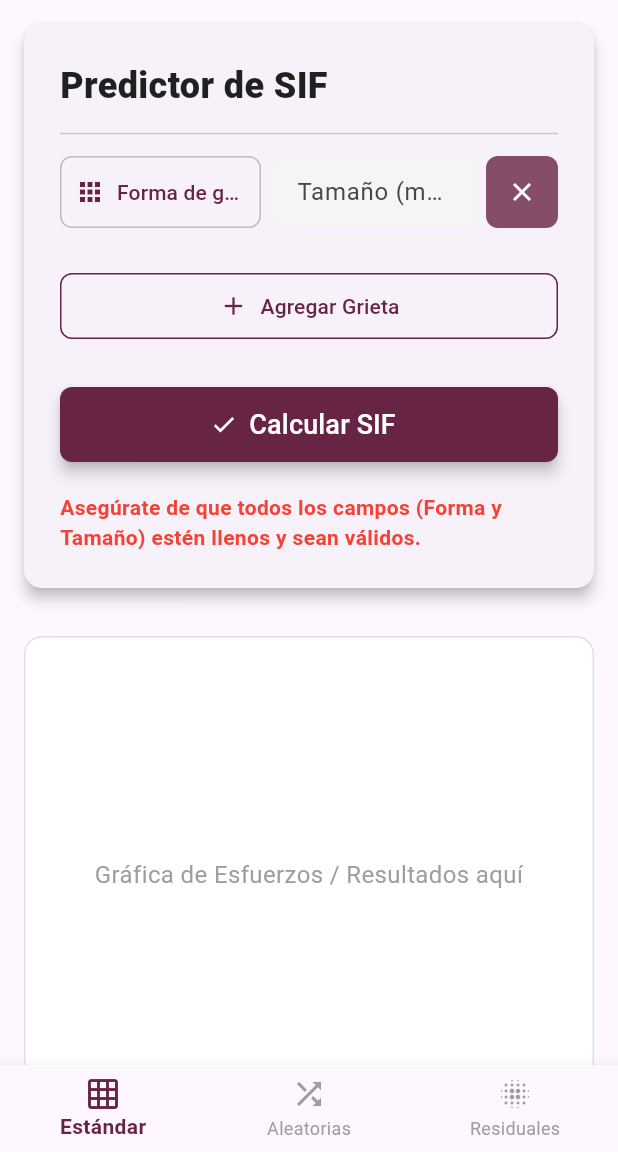
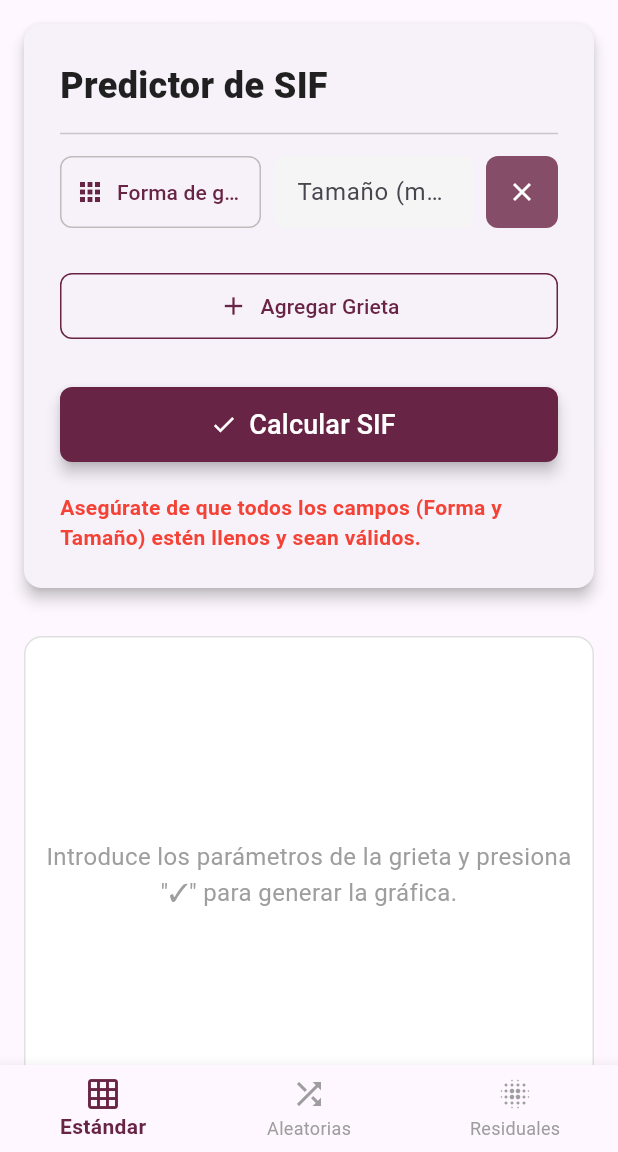
Before and after one commit to RubenTorresNava/integradoramovil, a Flutter app: the HomeScreen screen opened by its route, after a tap on "Calcular SIF", on a phone screen of 412 x 824 dp, the part 84-1236 px from its top. Run offline on Flutter 3.47's test engine with Material 3 defaults, Android fonts, the phone set to English and light mode, and no system bars; our stand-ins replace fl_chart, flutter_secure_storage; accounts and stored records are empty.

Commit message:
feat: agregar gráfico de resultados SIF y optimizar la visualización de datos

```diff
--- a/lib/screens/home_screen.dart
+++ b/lib/screens/home_screen.dart
@@ -2,13 +2,14 @@ import 'package:flutter/material.dart';
 import '../widgets/custom_drawer.dart';
 import '../widgets/predictor_input_panel.dart';
 import '../widgets/home_bottom_nav.dart';
+import '../widgets/sif_result_chart.dart';
 
 class HomeScreen extends StatelessWidget {
   const HomeScreen({super.key});
 
   static const Color primaryColor = Color.fromRGBO(104, 36, 68, 1);
 
-  // Widget del área de la gráfica (contenedor gris)
+// Widget del área de la gráfica (contenedor gris)
   Widget _buildGraphArea() {
     return Container(
       margin: const EdgeInsets.all(16.0),
@@ -18,14 +19,10 @@ class HomeScreen extends StatelessWidget {
           border: Border.all(color: Colors.grey.shade300)
       ),
       alignment: Alignment.center,
-      child: const Text(
-        'Gráfica de Esfuerzos / Resultados aquí',
-        textAlign: TextAlign.center,
-        style: TextStyle(color: Colors.grey, fontSize: 16),
-      ),
+      // ** CAMBIO CLAVE: Usamos el widget de la gráfica **
+      child: const SifResultChart(),
     );
   }
-
   // Widget de la barra de navegación inferior
   Widget _buildBottomNavigation() {
     return const HomeBottomNav(primaryColor: primaryColor);
--- a/lib/viewmodels/sif_predictor_viewmodel.dart
+++ b/lib/viewmodels/sif_predictor_viewmodel.dart
@@ -1,9 +1,11 @@
 import 'package:flutter/material.dart';
 import 'dart:convert';
 import 'package:http/http.dart' as http;
-import 'package:provider/provider.dart'; // <-- 1. Importar Provider
-import '../providers/auth_provider.dart'; // <-- 2. Importar AuthProvider
-import '../config/api_config.dart'; // Importar la configuración
+import 'package:provider/provider.dart';
+import '../providers/auth_provider.dart';
+import '../config/api_config.dart';
+
+// --- MODELOS DE DATOS ---
 
 class CrackInput {
   String id = UniqueKey().toString();
@@ -21,13 +23,13 @@ class SifPredictorViewModel extends ChangeNotifier {
 
   final AuthProvider _authProvider;
 
-  // --- 5. CONSTRUCTOR MODIFICADO ---
-  // Ahora "recibe" el AuthProvider que 'main.dart' le inyecta
+  // --- CONSTRUCTOR MODIFICADO ---
   SifPredictorViewModel({required AuthProvider authProvider})
       : _authProvider = authProvider;
 
   // --- ESTADO ---
   final List<CrackInput> _crackInputs = [CrackInput()];
+  List<List<double>> _sifCurveData = []; // NUEVO: Datos para dibujar la curva [Tamaño, SIF]
 
   double? _sifResult;
   bool _isLoading = false;
@@ -36,6 +38,7 @@ class SifPredictorViewModel extends ChangeNotifier {
 
   // --- GETTERS ---
   List<CrackInput> get crackInputs => _crackInputs;
+  List<List<double>> get sifCurveData => _sifCurveData; // Getter de la curva
   double? get sifResult => _sifResult;
   bool get isLoading => _isLoading;
   String? get errorMessage => _errorMessage;
@@ -74,6 +77,7 @@ class SifPredictorViewModel extends ChangeNotifier {
   void clearInput() {
     _crackInputs.clear();
     _crackInputs.add(CrackInput());
+    _sifCurveData = []; // Limpiar la curva
     _sifResult = null;
     _errorMessage = null;
     notifyListeners();
@@ -82,7 +86,7 @@ class SifPredictorViewModel extends ChangeNotifier {
   // --- LÓGICA DE CONEXIÓN A LA API ---
 
   Future<void> calculateSIF() async {
-    // Validaciones
+    // 1. Validaciones
     if (_crackInputs.any((input) => input.size == null || input.size! <= 0 || input.shape == null)) {
       _errorMessage = 'Asegúrate de que todos los campos (Forma y Tamaño) estén llenos y sean válidos.';
       _sifResult = null;
@@ -90,76 +94,71 @@ class SifPredictorViewModel extends ChangeNotifier {
       return;
     }
 
-    // --- 6. Obtener el token ANTES de empezar ---
     final token = _authProvider.token;
     if (token == null) {
-      _errorMessage =
-          'Error de autenticación. Por favor, inicia sesión de nuevo.';
+      _errorMessage = 'Error de autenticación. Por favor, inicia sesión de nuevo.';
       notifyListeners();
-      // (El Consumer en main.dart probablemente ya te habría redirigido)
       return;
     }
 
     _isLoading = true;
     _errorMessage = null;
     _sifResult = null;
-    notifyListeners();
+    _sifCurveData = []; // Limpiar antes de la petición
 
-    // Limpiar resultados anteriores en la lista
     for (var input in _crackInputs) {
       input.result = null;
     }
     notifyListeners();
 
     try {
-      // Preparar los datos
-      final features = _crackInputs.map((input) => input.size).toList();
-      final body = jsonEncode({'features': features});
-      final url = Uri.parse(_predUrl);
+      // 2. Preparar los datos
+      final primaryInput = _crackInputs.first;
 
-      // Petición HTTP POST
+      final Map<String, dynamic> requestBody = {
+        'features': _crackInputs.map((input) => input.size).toList(),
+        'crack_shape': primaryInput.shape,
+        'generate_curve': true,
+      };
+
+      // Petición HTTP POST a la API de Predicción (que devuelve la curva y los puntos)
       final response = await http.post(
-        url,
+        Uri.parse(_predUrl),
         headers: {'Content-Type': 'application/json'},
-        body: body,
+        body: jsonEncode(requestBody),
       ).timeout(const Duration(seconds: 10));
 
       // 4. Procesar la Respuesta
       if (response.statusCode == 200) {
         final data = jsonDecode(response.body);
         final List<dynamic> predictions = data['predictions'];
-        final List<double> sifValues = []; // Guardamos los valores numéricos
+        final List<dynamic> curveData = data['curve_points'] ?? [];
 
-        // Asignar resultados individuales
+        final List<double> sifValues = [];
+
+        // A. Asignar resultados individuales (Puntos)
         for (int i = 0; i < predictions.length; i++) {
           if (i < _crackInputs.length) {
-            // Se asume que predictions[i] contiene el valor numérico
             final double sifValue = (predictions[i][0] as num).toDouble();
-
-            // Almacenar el resultado formateado con ' MPa' en el input individual
             _crackInputs[i].result = '${sifValue.toStringAsFixed(2)} MPa';
-
             sifValues.add(sifValue);
-
           }
         }
 
-        _errorMessage = null;
-        notifyListeners();
+        // B. Almacenar los datos de la curva (Línea)
+        if (curveData.isNotEmpty) {
+          _sifCurveData = curveData.map((point) =>
+          [ (point[0] as num).toDouble(), (point[1] as num).toDouble() ]
+          ).toList();
+        }
 
-        // --- PASO 3: LLAMADA A LA API DE FASTAPI (:8000) ---
+        // --- LLAMADA A LA API DE FASTAPI para guardar los datos ---
         print("LOG API-FASTAPI: Guardando ${sifValues.length} resultados...");
 
-        // TODO: Estos IDs (1 y 1) son fijos.
-        // Deberías tener una lógica para que el usuario seleccione
-        // el 'modelo' y 'geometria' y obtener sus IDs reales.
         const int modeloId = 1;
         const int geometriaId = 1;
 
-        // --- ¡AQUÍ ESTÁ LA CORRECCIÓN! ---
-        // Usamos List.generate para iterar de forma segura con un índice
         final calculoBody = jsonEncode(List.generate(sifValues.length, (index) {
-          // Obtenemos los valores de cada lista usando el mismo índice
           final double sifValor = sifValues[index];
           final double? entradaGrieta = _crackInputs[index].size;
 
@@ -170,9 +169,7 @@ class SifPredictorViewModel extends ChangeNotifier {
             'valor_salida_esfuerzo': sifValor,
             'plataforma': "movil"
           };
-        }) // .toList() no es necesario, List.generate ya devuelve una lista
-            );
-        // --- FIN DE LA CORRECCIÓN ---
+        }));
 
         final fastApiUrl = Uri.parse('$_apiUrl/calculos/batch');
         final responseFastAPI = await http
@@ -180,29 +177,27 @@ class SifPredictorViewModel extends ChangeNotifier {
           fastApiUrl,
           headers: {
             'Content-Type': 'application/json',
-                'Authorization': 'Bearer $token' // ¡Usamos el token!
+            'Authorization': 'Bearer $token'
           },
           body: calculoBody,
         )
             .timeout(const Duration(seconds: 10));
 
         if (responseFastAPI.statusCode == 201) {
-          // ¡Guardado con éxito!
           print("LOG API-FASTAPI: Lote de cálculos guardado exitosamente.");
         } else if (responseFastAPI.statusCode == 401) {
-          // Token expirado
-          _errorMessage =
-              "Tu sesión ha expirado. Por favor, inicia sesión de nuevo.";
-          _authProvider.logout(); // Limpiamos la sesión
+          _errorMessage = "Tu sesión ha expirado. Por favor, inicia sesión de nuevo.";
+          _authProvider.logout();
         } else {
-          // Otro error de guardado
           print("LOG API-FASTAPI: Error al guardar ${responseFastAPI.body}");
-          _errorMessage =
-              "No se pudieron guardar los resultados (Código ${responseFastAPI.statusCode})";
+          _errorMessage = "No se pudieron guardar los resultados (Código ${responseFastAPI.statusCode})";
         }
 
+        _errorMessage = null;
+        notifyListeners();
+
       } else {
-        // Manejar errores del servidor
+        // Manejar errores de la API de Predicción
         try {
           final errorData = jsonDecode(response.body);
           _errorMessage = errorData['error'] ?? errorData['message'] ?? 'Error del servidor: ${response.statusCode}';
--- /dev/null
+++ b/lib/widgets/sif_result_chart.dart
@@ -0,0 +1,133 @@
+// lib/widgets/sif_result_chart.dart
+
+import 'package:flutter/material.dart';
+import 'package:fl_chart/fl_chart.dart';
+import 'package:provider/provider.dart';
+import '../viewmodels/sif_predictor_viewmodel.dart';
+
+class SifResultChart extends StatelessWidget {
+  const SifResultChart({Key? key}) : super(key: key);
+
+  static const Color primaryColor = Color.fromRGBO(104, 36, 68, 1);
+
+  double? _safeParseResult(String? resultString) {
+    if (resultString == null) return null;
+    final cleanedString = resultString.replaceAll(' MPa', '').trim();
+    return double.tryParse(cleanedString);
+  }
+
+  @override
+  Widget build(BuildContext context) {
+    return Consumer<SifPredictorViewModel>(
+      builder: (context, viewModel, child) {
+
+        // 1. Obtener los datos de PUNTOS INDIVIDUALES (cálculos introducidos por el usuario)
+        final List<FlSpot> individualSpots = viewModel.crackInputs
+            .where((input) => input.size != null && input.result != null)
+            .map((input) {
+          final double? yValue = _safeParseResult(input.result);
+          return (yValue != null && input.size != null) ? FlSpot(input.size!, yValue) : null;
+        }).whereType<FlSpot>().toList();
+
+        // 2. Obtener los datos de la CURVA
+        final List<FlSpot> curveSpots = viewModel.sifCurveData.map((point) {
+          // point[0] es X (Tamaño), point[1] es Y (SIF)
+          return FlSpot(point[0], point[1]);
+        }).toList();
+
+        final bool hasData = curveSpots.isNotEmpty || individualSpots.isNotEmpty;
+
+        if (!hasData) {
+          return const Center(
+            child: Text(
+              'Introduce los parámetros de la grieta y presiona "✓" para generar la gráfica.',
+              textAlign: TextAlign.center,
+              style: TextStyle(color: Colors.grey, fontSize: 16),
+            ),
+          );
+        }
+
+        // 3. Determinar límites (Basado en la curva Y los puntos)
+        double maxX = 0;
+        double maxY = 0;
+
+        final allX = [...curveSpots.map((s) => s.x), ...individualSpots.map((s) => s.x)];
+        final allY = [...curveSpots.map((s) => s.y), ...individualSpots.map((s) => s.y)];
+
+        if (allX.isNotEmpty) {
+          maxX = allX.reduce((a, b) => a > b ? a : b) * 1.1;
+          maxY = allY.reduce((a, b) => a > b ? a : b) * 1.1;
+        }
+
+        // 4. Configuración de la Gráfica
+        return Padding(
+          padding: const EdgeInsets.only(top: 24, right: 16, bottom: 8, left: 8),
+          child: LineChart(
+            LineChartData(
+              minX: 0,
+              maxX: maxX > 10 ? maxX : 10,
+              minY: 0,
+              maxY: maxY > 100 ? maxY : 100,
+
+              titlesData: FlTitlesData(
+                show: true,
+                leftTitles: AxisTitles(
+                  axisNameWidget: const Text('SIF (MPa)', style: TextStyle(fontWeight: FontWeight.bold, fontSize: 12)),
+                  sideTitles: SideTitles(showTitles: true, reservedSize: 40),
+                ),
+                bottomTitles: AxisTitles(
+                  axisNameWidget: const Text('Tamaño de Grieta (mm)', style: TextStyle(fontWeight: FontWeight.bold, fontSize: 12)),
+                  sideTitles: SideTitles(showTitles: true, reservedSize: 30),
+                ),
+                topTitles: AxisTitles(sideTitles: SideTitles(showTitles: false)),
+                rightTitles:  AxisTitles(sideTitles: SideTitles(showTitles: false)),
+              ),
+
+              gridData: FlGridData(
+                show: true,
+                drawVerticalLine: true,
+                getDrawingHorizontalLine: (value) =>  FlLine(color: Colors.grey, strokeWidth: 0.5),
+                getDrawingVerticalLine: (value) =>  FlLine(color: Colors.grey, strokeWidth: 0.5),
+              ),
+              borderData: FlBorderData(
+                show: true,
+                border: Border.all(color: Colors.grey, width: 1),
+              ),
+
+              // 5. Capas de la Gráfica (Curva y Puntos)
+              lineBarsData: [
+                // A. LÍNEA PRINCIPAL (CURVA DE RELACIÓN)
+                LineChartBarData(
+                  spots: curveSpots,
+                  isCurved: true,
+                  color: primaryColor.withOpacity(0.7),
+                  barWidth: 3,
+                  dotData:  FlDotData(show: false),
+                  belowBarData: BarAreaData(show: false),
+                ),
+
+                // B. PUNTOS INDIVIDUALES CALCULADOS POR EL USUARIO
+                LineChartBarData(
+                  spots: individualSpots,
+                  isCurved: false,
+                  color: primaryColor,
+                  barWidth: 0, // Dibuja solo los puntos
+                  dotData: FlDotData(
+                    show: true,
+                    getDotPainter: (spot, percent, barData, index) => FlDotCirclePainter(
+                      radius: 8,
+                      color: Colors.redAccent,
+                      strokeWidth: 2,
+                      strokeColor: Colors.white,
+                    ),
+                  ),
+                  belowBarData: BarAreaData(show: false),
+                ),
+              ],
+            ),
+          ),
+        );
+      },
+    );
+  }
+}
--- a/pubspec.yaml
+++ b/pubspec.yaml
@@ -34,6 +34,7 @@ dependencies:
   provider: ^6.1.2 # O la versión más reciente
   intl: ^0.18.0
   flutter_secure_storage: ^9.2.2
+  fl_chart: ^0.68.0
 
   # The following adds the Cupertino Icons font to your application.
   # Use with the CupertinoIcons class for iOS style icons.
```
Also changed, not shown: pubspec.lock. Lines whose indentation alone changed are shown as unchanged.
